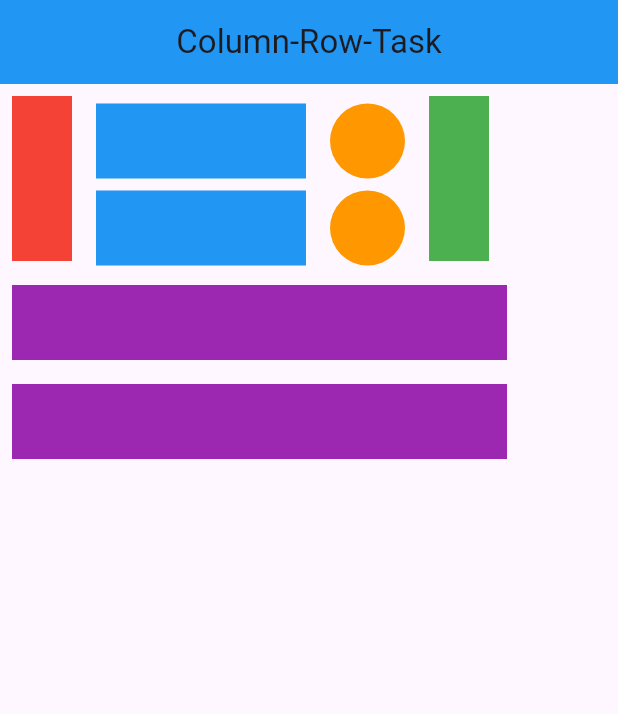
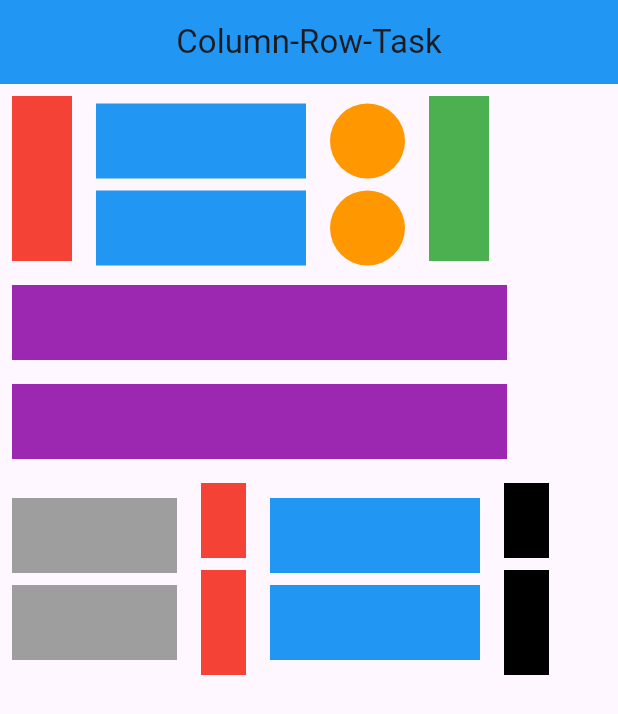
Before and after one commit to Yusufvhora2308/Flutter_CollegePratice, a Flutter app: the screen it shows after launch, on a phone screen of 412 x 824 dp. Shown: the top 714 px of the screen. Run offline on Flutter 3.47's test engine with Material 3 defaults, Android fonts, the phone set to English and light mode, and no system bars.

Commit message:
Update New File

```diff
--- a/lib/column_row_task.dart
+++ b/lib/column_row_task.dart
@@ -109,10 +109,98 @@ class columnrowtask extends StatelessWidget {
               ),
 
             ],
-          )
+          ),
+          Row(
+            children: [
+              Column(
+                children: [
+                  Column(
+                    children: [
+                      Padding(
+                        padding: const EdgeInsets.all(8.0),
+                        child: Container(
+                          height: 50,
+                          width: 110,
+                          color: Colors.grey,
+                        ),
+                      ),
+                      Container(
+                        height: 50,
+                        width: 110,
+                        color: Colors.grey,
+                      ),
+                    ],
+                  ),
+
+                ],
+              ),
+
+
+              Column(
+                children: [
+                  Padding(
+                    padding: const EdgeInsets.all(8.0),
+                    child: Container(
+                      height: 50,
+                      width: 30,
+                      decoration: BoxDecoration(
+                          color: Colors.red,
+                          borderRadius: BorderRadius.circular(0)),
+                    ),
+                  ),
+                  Container(
+                    height: 70,
+                    width: 30,
+                    decoration: BoxDecoration(
+                        color: Colors.red,
+                        borderRadius: BorderRadius.circular(0)),
+                  ),
+                ],
+              ),
+              Column(
+                children: [
+                  Padding(
+                    padding: const EdgeInsets.all(8.0),
+                    child: Container(
+                      height: 50,
+                      width: 140,
+                      color: Colors.blue,
+                    ),
+                  ),
+                  Container(
+                    height: 50,
+                    width: 140,
+                    color: Colors.blue,
+                  ),
+                ],
+              ),
+              Column(
+                children: [
+                  Padding(
+                    padding: const EdgeInsets.all(8.0),
+                    child: Container(
+                      height: 50,
+                      width: 30,
+                      decoration: BoxDecoration(
+                          color: Colors.black,
+                          borderRadius: BorderRadius.circular(0)),
+                    ),
+                  ),
+                  Container(
+                    height: 70,
+                    width: 30,
+                    decoration: BoxDecoration(
+                        color: Colors.black,
+                        borderRadius: BorderRadius.circular(0)),
+                  ),
+                ],
+              ),
+
+            ],
+
+          ),
         ],
       ),
-
     );
   }
 }
```
